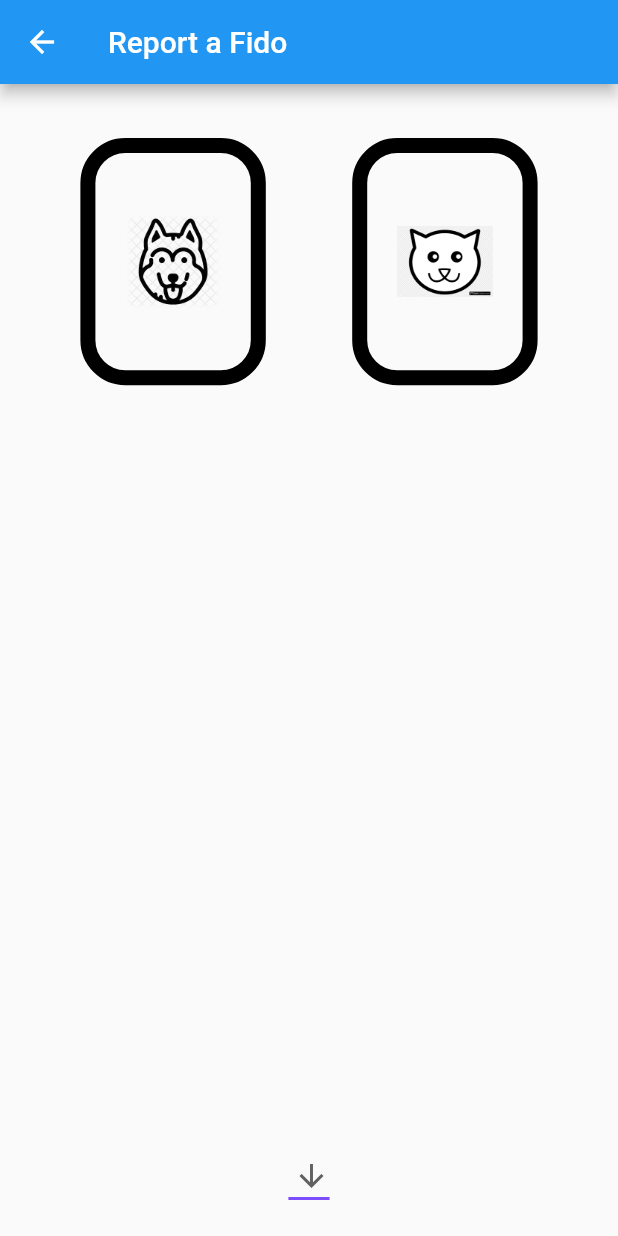
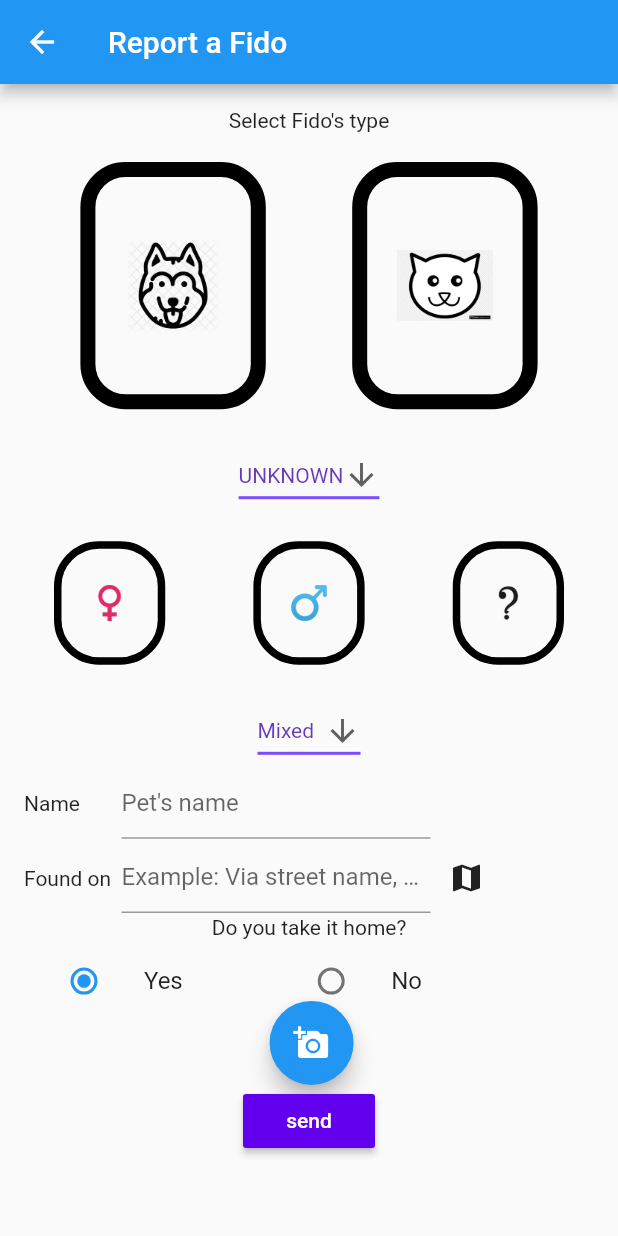
Before and after one commit to Krosulhah/fidoWasHere, a Flutter app: the ReportPetPage screen opened directly, on a phone screen of 412 x 824 dp. Run offline on Flutter 3.47's test engine with Material 2 defaults, Android fonts, the light colour scheme and no system bars; our stand-ins replace fluttertoast, font_awesome_flutter, geocoding, geolocator, google_maps_flutter, image_picker; missing offline and left inert: dart:html, flutter_facebook_login, flutter_session, postgres.

Commit message:
preparazione per il report fatta

```diff
--- a/lib/Controllers/ReportController.dart
+++ b/lib/Controllers/ReportController.dart
@@ -1,4 +1,5 @@
 import 'package:dimaWork/Model/breed.dart';
+import 'package:dimaWork/Model/colour.dart';
 
 import '../connectionHandler.dart';
 
@@ -10,7 +11,7 @@ class ReportController{
     var connection = connectionHandler.createConnection();
     await connection.open();
     List<List<dynamic>> results = await connection.query(
-        "SELECT * FROM public.\"Breed\" WHERE typepet= @t OR  typepet= @b ",
+        "SELECT * FROM public.\"Breed\" WHERE (typepet= @t OR  typepet= @b) ",
         substitutionValues: {"t": type, "b":'cad'});
     connection.close();
     for(final row in results){
--- a/lib/reportPet.dart
+++ b/lib/reportPet.dart
@@ -1,4 +1,3 @@
-
 import 'package:dimaWork/checkers/loginValidityChecker.dart';
 import 'package:flutter/material.dart';
 import 'dart:async';
@@ -47,9 +46,10 @@ class _ReportPetPageState extends State<ReportPetPage> {
 
   ReportController reportController=new ReportController();
   List<String> availableBreeds=new List<String>();
-  List<String> coatColour = ["White", "Black"];
+  List<String> coatColour=  ["White", "Black", "Orange", "Red", "Cream", "Mixed"];
   List<String> sexPet = ["f", "m", "u"];
   List<Color> _color ;
+  List<Color> _colorSex ;
 
   String typeOfPet;
   String breedOfPet;
@@ -63,8 +63,8 @@ class _ReportPetPageState extends State<ReportPetPage> {
   TextEditingController broughtTo;
   TextEditingController controllerContact;
   bool isBroughtTo = false;
-  bool checkedValueYes = true;
-  bool checkedValueNo = false;
+  bool checkedValueNo = true;
+  bool checkedValueYes = false;
 
   void _updateBreedDropDown(String type, String firstBreed) {
     setState(() {
@@ -77,12 +77,11 @@ class _ReportPetPageState extends State<ReportPetPage> {
   @override
   void initState() {
     super.initState();
-
-    availableBreeds=[" "];
-    typeOfPet = "";
-    breedOfPet = " ";
-    colorOfCoat = "";
-    sexOfPet = "u";
+    availableBreeds=["UNKNOWN"];
+    typeOfPet = " ";
+    breedOfPet = "UNKNOWN";
+    colorOfCoat = "Mixed";
+    sexOfPet = " ";
     controllerContact = new TextEditingController();
     controllerName = new TextEditingController();
     foundOn = new TextEditingController();
@@ -90,6 +89,7 @@ class _ReportPetPageState extends State<ReportPetPage> {
 
     fileName = ' ';
     _color=[Colors.black, Colors.black];
+    _colorSex=[Colors.black, Colors.black,Colors.black];
     print(availableBreeds);
 
 
@@ -122,7 +122,7 @@ class _ReportPetPageState extends State<ReportPetPage> {
           },
         ),
       ),
-      body: new Container(
+      body:SingleChildScrollView( child: Container(
         padding: EdgeInsets.all(16.0),
         // Center is a layout widget. It takes a single child and positions it
         // in the middle of the parent.
@@ -130,19 +130,21 @@ class _ReportPetPageState extends State<ReportPetPage> {
 
           mainAxisAlignment: MainAxisAlignment.spaceBetween,
           children: <Widget>[
+            Row( mainAxisAlignment: MainAxisAlignment.center,
+            children:[Text("Select Fido's type"),]),
 
             _buildTypeOfPetDropDown(),
             _buildBreedDropDown(availableBreeds),
+            _buildSexDropDown(sexPet),
 
+            _buildCoatDropDown(coatColour),
+            _buildNameTextFields(),
+            _buildFoundOn(),
+            _buildRadioBox(),
+            if (isBroughtTo == true) _buildBroughtTo(),
 
-
-            //_buildNameTextFields(),
-            //_buildFoundOn(),
-            //_buildRadioBox(),
-            //if (isBroughtTo == true) _buildBroughtTo(),
-
-            //_buildAddPhotoPet(),
-            //_buildSendButton(),
+            _buildAddPhotoPet(),
+            _buildSendButton(),
 
             // This trailing comma makes auto-formatting nicer for build methods.
           ],
@@ -154,7 +156,7 @@ class _ReportPetPageState extends State<ReportPetPage> {
         tooltip: 'Increment',
         child: Icon(Icons.add),
       ), // This trailing comma makes auto-formatting nicer for build methods.*/
-    );
+    ));
   }
 
   Widget _buildTypeOfPetDropDown()  {
@@ -284,7 +286,65 @@ class _ReportPetPageState extends State<ReportPetPage> {
     );
   }
 
+
+  Widget buildSex(String type, int element,String img){
+    return Material(
+
+
+        child: InkWell(
+            onTap:  () {
+              setState(()  {
+
+                sexOfPet=type;
+                _colorSex.setAll(0,[Colors.black,Colors.black,Colors.black]);
+                _colorSex[element]=Colors.green;
+
+              });
+
+
+            },
+
+            child:Container(
+              height: MediaQuery.of(context).size.height * 0.1,
+              width: MediaQuery.of(context).size.width * 0.18,
+              padding: EdgeInsets.all(20),
+              margin: EdgeInsets.all(20),
+
+
+              decoration: BoxDecoration(
+                borderRadius: BorderRadius.circular(30),
+                border: Border.all(
+                  color: _colorSex[element],
+                  width: 5,
+                ),
+              ),
+
+              child: FittedBox(child:Image(image:AssetImage(img),
+                fit: BoxFit.fill,
+              )),
+
+            ) )
+
+    );
+  }
+
+
+
+
+
   Widget _buildSexDropDown(List<String> items) {
+    return Row(
+      mainAxisAlignment: MainAxisAlignment.spaceBetween,
+      children: [
+        buildSex(items[0],0,'assets/images/f.png'),
+        buildSex(items[1],1,'assets/images/m.png'),
+        buildSex(items[2],2,'assets/images/u.png'),
+        ],
+
+    );
+
+
+    /*
     return DropdownButton<String>(
       value: sexOfPet,
       icon: Icon(Icons.arrow_downward),
@@ -308,7 +368,7 @@ class _ReportPetPageState extends State<ReportPetPage> {
           child: Text(value),
         );
       }).toList(),
-    );
+    );*/
   }
 
   Widget _buildNameTextFields() {
@@ -333,10 +393,13 @@ class _ReportPetPageState extends State<ReportPetPage> {
 
   Widget _buildRadioBox() {
     return Column(
+      mainAxisAlignment: MainAxisAlignment.spaceEvenly,
       children: [
         Row(
+
+          mainAxisAlignment: MainAxisAlignment.center,
           children: [
-            Text('Have you changed the position of the Fido?'),
+            Text('Do you take it home?'),
           ],
         ),
         Row(
@@ -345,9 +408,9 @@ class _ReportPetPageState extends State<ReportPetPage> {
               height: MediaQuery.of(context).size.height * 0.05,
               width: MediaQuery.of(context).size.width * 0.4,
               child: ListTile(
-                title: Text('No'),
+                title: Text('Yes'),
                 leading: Radio(
-                  value: checkedValueNo,
+                  value: checkedValueYes,
                   groupValue: isBroughtTo,
                   onChanged: (value) {
                     setState(() {
@@ -361,9 +424,9 @@ class _ReportPetPageState extends State<ReportPetPage> {
               height: MediaQuery.of(context).size.height * 0.05,
               width: MediaQuery.of(context).size.width * 0.4,
               child: ListTile(
-                title: Text('Yes'),
+                title: Text('No'),
                 leading: Radio(
-                  value: checkedValueYes,
+                  value: checkedValueNo,
                   groupValue: isBroughtTo,
                   onChanged: (value) {
                     setState(() {
@@ -381,6 +444,7 @@ class _ReportPetPageState extends State<ReportPetPage> {
 
   Widget _buildAddPhotoPet() {
     return Row(
+      mainAxisAlignment: MainAxisAlignment.center,
       children: [
         Text(fileName),
         FloatingActionButton(
@@ -527,19 +591,7 @@ class _ReportPetPageState extends State<ReportPetPage> {
           )
         ],
       ),
-      Row(children: <Widget>[
-        Text("Contact     "),
-        new Container(
-          height: MediaQuery.of(context).size.height * 0.06,
-          width: MediaQuery.of(context).size.width * 0.5,
-          child: new TextField(
-            controller: controllerContact,
-            decoration: new InputDecoration(
-              hintText: "Contact Information",
-            ),
-          ),
-        ),
-      ])
+
     ]);
   }
 
--- a/pubspec.yaml
+++ b/pubspec.yaml
@@ -60,6 +60,9 @@ flutter:
     - assets/images/dogFace.png
     - assets/images/Error.png
     - assets/images/catFigure.png
+    - assets/images/u.png
+    - assets/images/f.png
+    - assets/images/m.png
 
 
 
```
Also changed, not shown: assets/images/f.png (added), assets/images/m.png (added), assets/images/u.png (added), pubspec.lock. Lines whose indentation alone changed are shown as unchanged.
